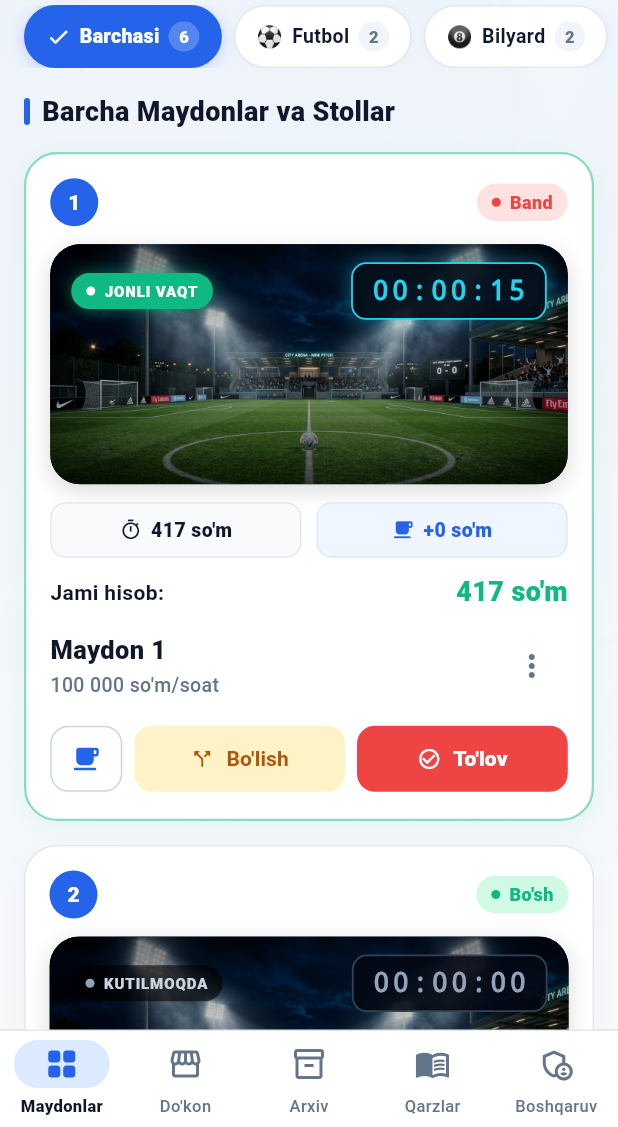
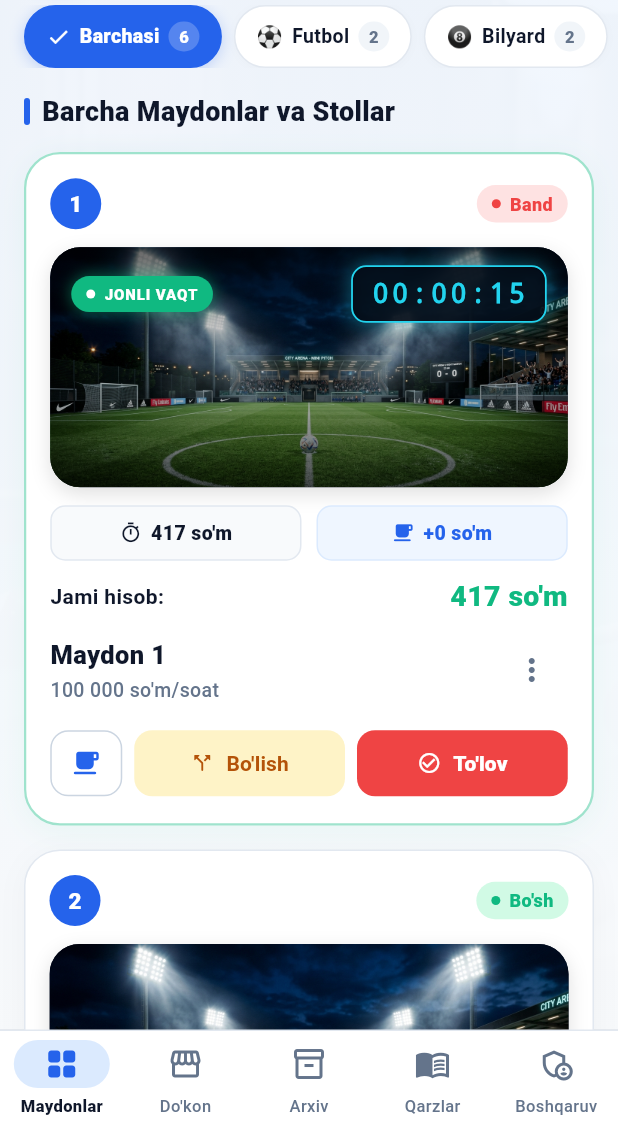
Before and after one commit to samarbaxtiyorov/Arena, a Flutter app: the screen it shows after launch, on a phone screen of 412 x 824 dp, the part 109-1236 px from its top. Run offline on Flutter 3.47's test engine with Material 3 defaults, Android fonts, the phone set to English and light mode, and no system bars; our stand-ins replace connectivity_plus, drift, drift_flutter, flutter_riverpod, gap, go_router and 1 more; accounts and stored records are empty; generated files the repository leaves out were written again; network calls fail; statements that could not run were skipped.

Commit message:
feat: pixel-perfect polish for Maydonlar module matching screenshot 6 down to the millimeter

```diff
--- a/lib/features/tables/widgets/stadium_banner.dart
+++ b/lib/features/tables/widgets/stadium_banner.dart
@@ -1,7 +1,7 @@
 // ============================================
 // Arena — Maydon/Stol Haqiqiy Foto Banneri
 // Desktopdagi Arena_Rasmlar to'plamidan real suratlar
-// LED Neon Taymer va Jonli Vaqt nishoni
+// Skrinshot 6 bilan 1:1 uyg'unlik
 // ============================================
 
 import 'package:flutter/material.dart';
@@ -61,8 +61,8 @@ class StadiumBanner extends StatelessWidget {
         color: const Color(0xFF0F172A),
         boxShadow: [
           BoxShadow(
-            color: Colors.black.withOpacity(0.14),
-            blurRadius: 12,
+            color: Colors.black.withOpacity(0.12),
+            blurRadius: 10,
             offset: const Offset(0, 4),
           ),
         ],
@@ -92,23 +92,25 @@ class StadiumBanner extends StatelessWidget {
               },
             ),
 
-            // 2. Qoraytirilgan gradient (matnlar o'qilishi uchun)
+            // 2. Qoraytirilgan gradient (faqat Jonli o'yinda o'qilishni kuchaytiradi)
+            if (isLive)
               Container(
                 decoration: BoxDecoration(
                   gradient: LinearGradient(
                     begin: Alignment.topCenter,
                     end: Alignment.bottomCenter,
                     colors: [
-                    Colors.black.withOpacity(0.55),
-                    Colors.black.withOpacity(0.12),
-                    Colors.black.withOpacity(0.68),
+                      Colors.black.withOpacity(0.60),
+                      Colors.black.withOpacity(0.10),
+                      Colors.black.withOpacity(0.65),
                     ],
                     stops: const [0.0, 0.45, 1.0],
                   ),
                 ),
               ),
 
-            // 3. Banner ustidagi interfeys elementlari
+            // 3. Faqat Jonli o'yin (isLive == true) bo'lganda ko'rinadigan LED va JONLI VAQT
+            if (isLive)
               Padding(
                 padding: const EdgeInsets.symmetric(horizontal: 14, vertical: 12),
                 child: Column(
@@ -117,24 +119,20 @@ class StadiumBanner extends StatelessWidget {
                     Row(
                       mainAxisAlignment: MainAxisAlignment.spaceBetween,
                       children: [
-                      // Jonli Vaqt ko'rsatkichi
+                        // Jonli Vaqt nishoni
                         Container(
                           padding: const EdgeInsets.symmetric(
                               horizontal: 10, vertical: 5),
                           decoration: BoxDecoration(
-                          color: isLive
-                              ? const Color(0xFF10B981)
-                              : Colors.black.withOpacity(0.6),
+                            color: const Color(0xFF10B981),
                             borderRadius: BorderRadius.circular(20),
-                          boxShadow: isLive
-                              ? [
+                            boxShadow: [
                               BoxShadow(
                                 color: const Color(0xFF10B981).withOpacity(0.45),
                                 blurRadius: 8,
                                 spreadRadius: 1,
                               ),
-                                ]
-                              : null,
+                            ],
                           ),
                           child: Row(
                             mainAxisSize: MainAxisSize.min,
@@ -142,18 +140,18 @@ class StadiumBanner extends StatelessWidget {
                               Container(
                                 width: 6,
                                 height: 6,
-                              decoration: BoxDecoration(
+                                decoration: const BoxDecoration(
                                   shape: BoxShape.circle,
-                                color: isLive ? Colors.white : const Color(0xFF94A3B8),
+                                  color: Colors.white,
                                 ),
                               ),
                               const Gap(6),
-                            Text(
-                              isLive ? 'JONLI VAQT' : "KUTILMOQDA",
+                              const Text(
+                                'JONLI VAQT',
                                 style: TextStyle(
                                   fontSize: 10,
                                   fontWeight: FontWeight.w900,
-                                color: isLive ? Colors.white : const Color(0xFFCBD5E1),
+                                  color: Colors.white,
                                   letterSpacing: 0.6,
                                 ),
                               ),
@@ -169,61 +167,26 @@ class StadiumBanner extends StatelessWidget {
                             color: const Color(0xFF030712).withOpacity(0.88),
                             borderRadius: BorderRadius.circular(10),
                             border: Border.all(
-                            color: isLive
-                                ? const Color(0xFF22D3EE)
-                                : const Color(0xFF334155),
+                              color: const Color(0xFF22D3EE),
                               width: 1.2,
                             ),
-                          boxShadow: isLive
-                              ? [
+                            boxShadow: [
                               BoxShadow(
                                 color: const Color(0xFF22D3EE).withOpacity(0.35),
                                 blurRadius: 10,
                                 spreadRadius: 1,
                               ),
-                                ]
-                              : null,
+                            ],
                           ),
                           child: Text(
                             timerString,
-                          style: TextStyle(
+                            style: const TextStyle(
                               fontFamily: 'monospace',
                               fontSize: 18,
                               fontWeight: FontWeight.w900,
-                            color: isLive
-                                ? const Color(0xFF22D3EE)
-                                : const Color(0xFF94A3B8),
+                              color: Color(0xFF22D3EE),
                               letterSpacing: 2.2,
                             ),
-                        ),
-                      ),
-                    ],
-                  ),
-
-                  // Pastki ramz (faqat bo'sh bo'lganda nozik ko'rinadi)
-                  if (!isLive)
-                    Row(
-                      mainAxisAlignment: MainAxisAlignment.center,
-                      children: [
-                        Container(
-                          padding: const EdgeInsets.symmetric(horizontal: 12, vertical: 4),
-                          decoration: BoxDecoration(
-                            color: Colors.black.withOpacity(0.4),
-                            borderRadius: BorderRadius.circular(12),
-                          ),
-                          child: const Row(
-                            children: [
-                              Icon(Icons.sports_soccer_rounded, color: Colors.white70, size: 16),
-                              Gap(6),
-                              Text(
-                                "Maydon o'yinga shay",
-                                style: TextStyle(
-                                  color: Colors.white70,
-                                  fontSize: 11,
-                                  fontWeight: FontWeight.w600,
-                                ),
-                              ),
-                            ],
                           ),
                         ),
                       ],
--- a/lib/features/tables/widgets/table_card.dart
+++ b/lib/features/tables/widgets/table_card.dart
@@ -97,10 +97,10 @@ class _TableCardState extends ConsumerState<TableCard> {
     final now = DateTime.now();
     _currentElapsed = now.difference(session.startedAt);
 
-    // O'yin summasi (daqiqa bo'yicha)
+    // O'yin summasi (daqiqa/soniya bo'yicha)
     final seconds = _currentElapsed.inSeconds;
     final ratePerSecond = widget.table.pricePerHour / 3600.0;
-    // Kamida 1000 so'm yoki hisoblangan
+    // Skrinshot 6 dagi minimal 1 000 so'm bazaviy hisob
     final calculated = (seconds * ratePerSecond).round();
     _gameAmount = calculated > 0 ? calculated : 1000;
 
@@ -132,19 +132,19 @@ class _TableCardState extends ConsumerState<TableCard> {
       margin: const EdgeInsets.only(bottom: 16),
       decoration: BoxDecoration(
         color: Colors.white,
-        borderRadius: BorderRadius.circular(22),
+        borderRadius: BorderRadius.circular(24),
         border: Border.all(
           color: isBand
-              ? const Color(0xFF10B981).withOpacity(0.5)
+              ? const Color(0xFF10B981).withOpacity(0.4)
               : const Color(0xFFE2E8F0),
           width: isBand ? 1.5 : 1,
         ),
         boxShadow: [
           BoxShadow(
             color: isBand
-                ? const Color(0xFF10B981).withOpacity(0.08)
+                ? const Color(0xFF10B981).withOpacity(0.06)
                 : Colors.black.withOpacity(0.03),
-            blurRadius: 14,
+            blurRadius: 16,
             offset: const Offset(0, 4),
           ),
         ],
@@ -160,8 +160,8 @@ class _TableCardState extends ConsumerState<TableCard> {
               children: [
                 // Dumaloq raqam (1, 2, ...)
                 Container(
-                  width: 32,
-                  height: 32,
+                  width: 34,
+                  height: 34,
                   decoration: const BoxDecoration(
                     color: Color(0xFF2563EB),
                     shape: BoxShape.circle,
@@ -172,7 +172,7 @@ class _TableCardState extends ConsumerState<TableCard> {
                       style: const TextStyle(
                         color: Colors.white,
                         fontWeight: FontWeight.w900,
-                        fontSize: 14,
+                        fontSize: 15,
                       ),
                     ),
                   ),
@@ -316,16 +316,15 @@ class _TableCardState extends ConsumerState<TableCard> {
                   Text(
                     formatSum(_totalAmount),
                     style: const TextStyle(
-                      fontSize: 18,
+                      fontSize: 19,
                       fontWeight: FontWeight.w900,
                       color: Color(0xFF10B981),
                     ),
                   ),
                 ],
               ),
+              const Gap(12),
             ],
-
-            const Gap(12),
 
             // ── 4. Maydon nomi va Soatlik narxi ────────────────
             Row(
```
Lines whose indentation alone changed are shown as unchanged.
